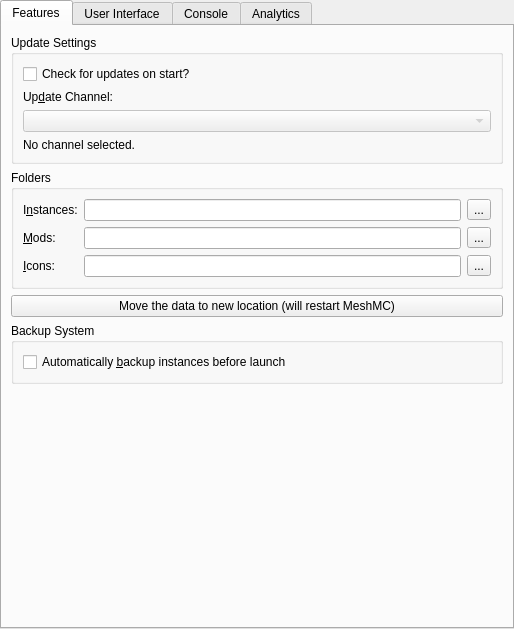
Project-Tick/MeshMC, file launcher/ui/pages/global/MeshMCPage.ui: the form before one commit.
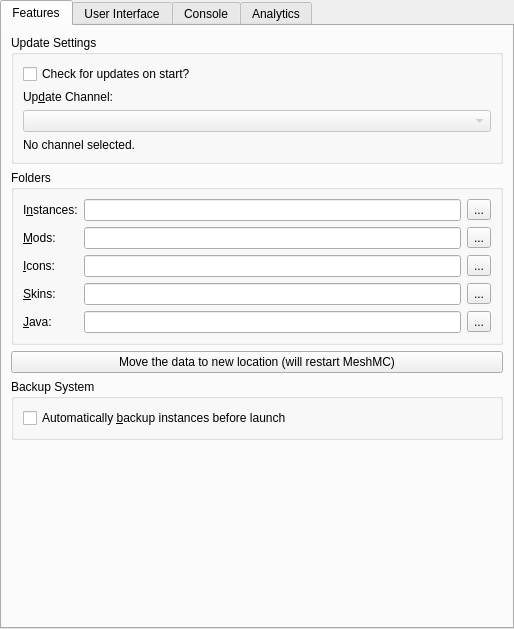
The form after the commit.

Commit message: A setting to edit the Skins and Java folders has been added

What changed in the file:
```diff
--- a/launcher/ui/pages/global/MeshMCPage.ui
+++ b/launcher/ui/pages/global/MeshMCPage.ui
@@ -154,6 +154,46 @@
             </property>
            </widget>
           </item>
+          <item row="3" column="1">
+           <widget class="QLineEdit" name="skinsDirTextBox"/>
+          </item>
+          <item row="3" column="0">
+           <widget class="QLabel" name="labelSkinsDir">
+            <property name="text">
+             <string>&amp;Skins:</string>
+            </property>
+            <property name="buddy">
+             <cstring>skinsDirTextBox</cstring>
+            </property>
+           </widget>
+          </item>
+          <item row="3" column="2">
+           <widget class="QToolButton" name="skinsDirBrowseBtn">
+            <property name="text">
+             <string notr="true">...</string>
+            </property>
+           </widget>
+          </item>
+          <item row="4" column="1">
+           <widget class="QLineEdit" name="javaDirTextBox"/>
+          </item>
+          <item row="4" column="0">
+           <widget class="QLabel" name="labelJavaDir">
+            <property name="text">
+             <string>&amp;Java:</string>
+            </property>
+            <property name="buddy">
+             <cstring>javaDirTextBox</cstring>
+            </property>
+           </widget>
+          </item>
+          <item row="4" column="2">
+           <widget class="QToolButton" name="javaDirBrowseBtn">
+            <property name="text">
+             <string notr="true">...</string>
+            </property>
+           </widget>
+          </item>
          </layout>
         </widget>
        </item>
```
The commit also changes 4 other files.
